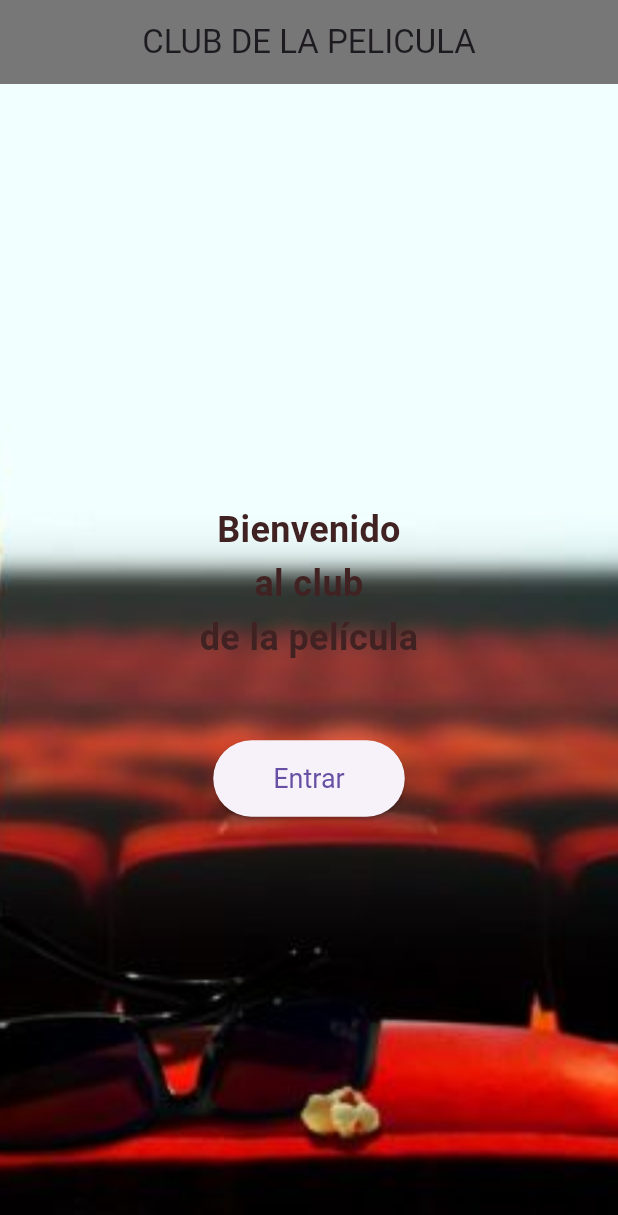
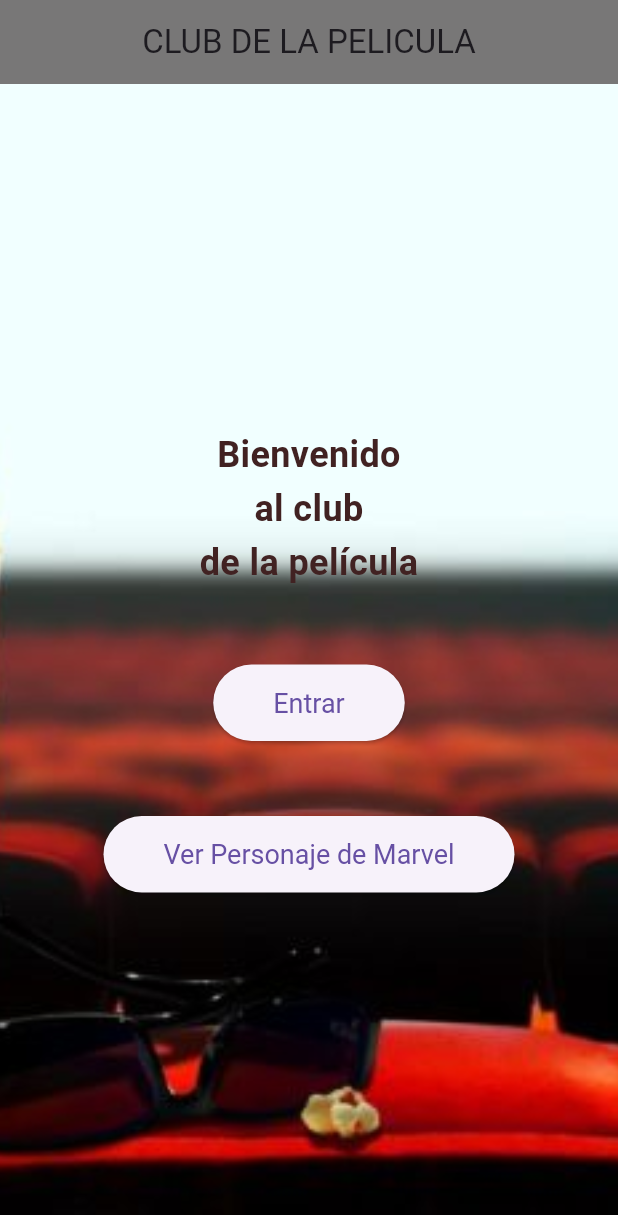
Before and after one commit to LuceroGtz/LDSW_3.4.-Utilizaci-n-de-widgets, a Flutter app: the screen it shows after launch, on a phone screen of 412 x 824 dp. Shown: the top 1215 px of the screen. Run offline on Flutter 3.47's test engine with Material 3 defaults, Android fonts, the phone set to English and light mode, and no system bars.

Commit message:
actividad 3.6 peticiones HTTP

```diff
--- a/lib/main.dart
+++ b/lib/main.dart
@@ -1,4 +1,7 @@
 import 'package:flutter/material.dart';
+import 'package:http/http.dart' as http;
+import 'dart:convert';
+import 'package:crypto/crypto.dart';
 
 void main() {
   runApp(MyApp());
@@ -21,7 +24,40 @@ class MyApp extends StatelessWidget {
   }
 }
 
-class MyHomePage extends StatelessWidget {
+class MyHomePage extends StatefulWidget {
+  @override
+  _MyHomePageState createState() => _MyHomePageState();
+}
+
+class _MyHomePageState extends State<MyHomePage> {
+  String marvelCharacterName = '';
+  String marvelCharacterImageUrl = '';
+
+  // Función para obtener datos de un personaje de Marvel
+  Future<void> fetchMarvelCharacterData() async {
+    final publicKey = 'cfa6bd6b0ec3274c030a7aaba41248d2';
+    final privateKey = '4d8506c0ac58bb85081e590b72ba9a049553efd7';
+    final timestamp = DateTime.now().millisecondsSinceEpoch.toString();
+    final hash = md5.convert(utf8.encode('$timestamp$privateKey$publicKey')).toString();
+    final randomCharacterId = 1009148;
+
+    final url = Uri.parse(
+      'https://gateway.marvel.com/v1/public/characters/$randomCharacterId?ts=$timestamp&apikey=$publicKey&hash=$hash',
+    );
+
+    final response = await http.get(url);
+
+    if (response.statusCode == 200) {
+      final data = jsonDecode(response.body)['data']['results'][0];
+      setState(() {
+        marvelCharacterName = data['name'];
+        marvelCharacterImageUrl = '${data['thumbnail']['path']}.${data['thumbnail']['extension']}';
+      });
+    } else {
+      throw Exception('Error al cargar los datos de Marvel');
+    }
+  }
+
   @override
   Widget build(BuildContext context) {
     return Stack(
@@ -35,12 +71,12 @@ class MyHomePage extends StatelessWidget {
             ),
           ),
         ),
-        // Contenido
+
         Center(
           child: Column(
             mainAxisAlignment: MainAxisAlignment.center,
             children: [
-              // Mensaje de bienvenida en tres renglones
+
               Text(
                 'Bienvenido\nal club\nde la película',
                 style: TextStyle(
@@ -55,7 +91,7 @@ class MyHomePage extends StatelessWidget {
               // Botón para entrar
               ElevatedButton(
                 onPressed: () {
-                  // Acción del botón
+
                 },
                 child: Text('Entrar'),
                 style: ElevatedButton.styleFrom(
@@ -63,6 +99,28 @@ class MyHomePage extends StatelessWidget {
                   textStyle: TextStyle(fontSize: 18),
                 ),
               ),
+              SizedBox(height: 50),
+              // Botón para ver personaje de Marvel
+              ElevatedButton(
+                onPressed: fetchMarvelCharacterData,
+                child: Text('Ver Personaje de Marvel'),
+                style: ElevatedButton.styleFrom(
+                  padding: EdgeInsets.symmetric(horizontal: 40, vertical: 15),
+                  textStyle: TextStyle(fontSize: 18),
+                ),
+              ),
+              // Mostrar los datos del personaje
+              marvelCharacterName.isNotEmpty
+                  ? Column(
+                      children: [
+                        Text(
+                          'Marvel: $marvelCharacterName',
+                          style: TextStyle(fontSize: 20, fontWeight: FontWeight.bold),
+                        ),
+                        Image.network(marvelCharacterImageUrl),
+                      ],
+                    )
+                  : Container(),
             ],
           ),
         ),
--- a/pubspec.yaml
+++ b/pubspec.yaml
@@ -1,7 +1,7 @@
 name: flutter_application_1
 description: A new Flutter project.
 
-publish_to: 'none' # Remove this line if you wish to publish to pub.dev
+publish_to: 'none'
 
 version: 0.0.1+1
 
@@ -11,14 +11,14 @@ environment:
 dependencies:
   flutter:
     sdk: flutter
-
   english_words: ^4.0.0
   provider: ^6.0.0
+  http: ^0.13.5
+  crypto: ^3.0.0
 
 dev_dependencies:
   flutter_test:
     sdk: flutter
-
   flutter_lints: ^2.0.0
 
 flutter:
```
Also changed, not shown: pubspec.lock.
